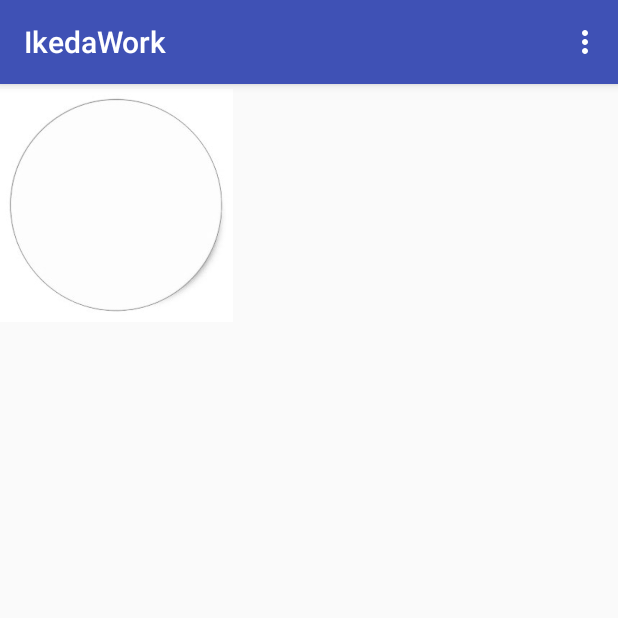
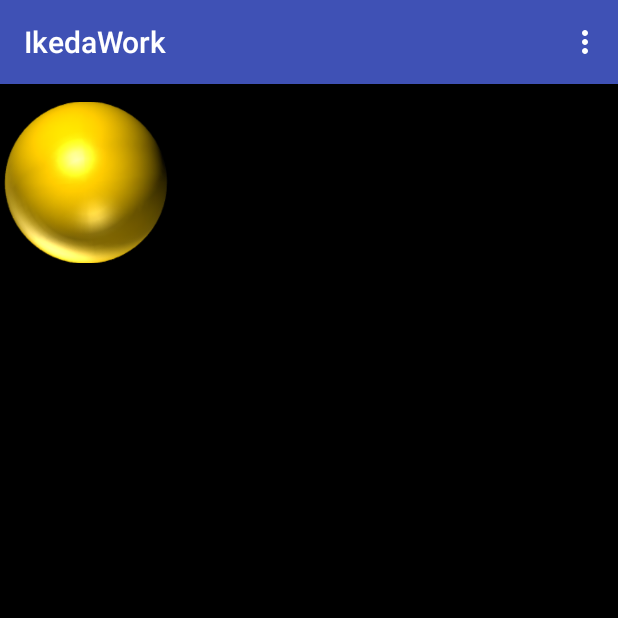
Before and after one commit to IKEDAIKEDA/IT2018, an Android app: the screen it shows after launch (MainActivity), on a phone screen of 412 x 824 dp, the top half of it. Run offline under Robolectric (Android 15) with nearby library versions, the phone set to English and light mode, and no system bars.

Commit message:
背景黒に変更 キンタマに変更 おりん音に変更 setYをマージ、ただしまだ突き抜ける

```diff
--- a/app/src/main/res/layout/activity_main.xml
+++ b/app/src/main/res/layout/activity_main.xml
@@ -4,6 +4,7 @@
     xmlns:tools="http://schemas.android.com/tools"
     android:layout_width="match_parent"
     android:layout_height="match_parent"
+    android:background="#000000"
     tools:context=".MainActivity">
 
     <TextView
@@ -21,8 +22,8 @@
 
     <ImageView
         android:id="@+id/imageView1"
-        android:layout_width="155dp"
-        android:layout_height="161dp"
+        android:layout_width="114dp"
+        android:layout_height="131dp"
         android:src="@drawable/image" />
 
 </android.support.constraint.ConstraintLayout>
```
Also changed, not shown: app/src/main/java/com/example/ikeda/ikedawork/MainActivity.kt (+17 -5 lines), app/src/main/res/drawable/image.PNG (added), app/src/main/res/drawable/image_.jpg (renamed from app/src/main/res/drawable/image.jpg), 1 other file.
